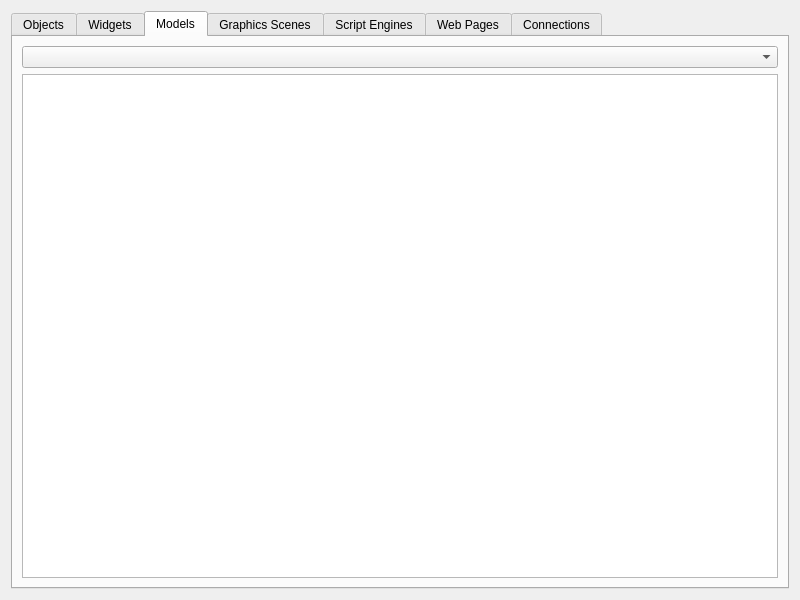
Before: the Qt Designer form mainwindow.ui in KDAB/GammaRay, drawn with Qt 5.
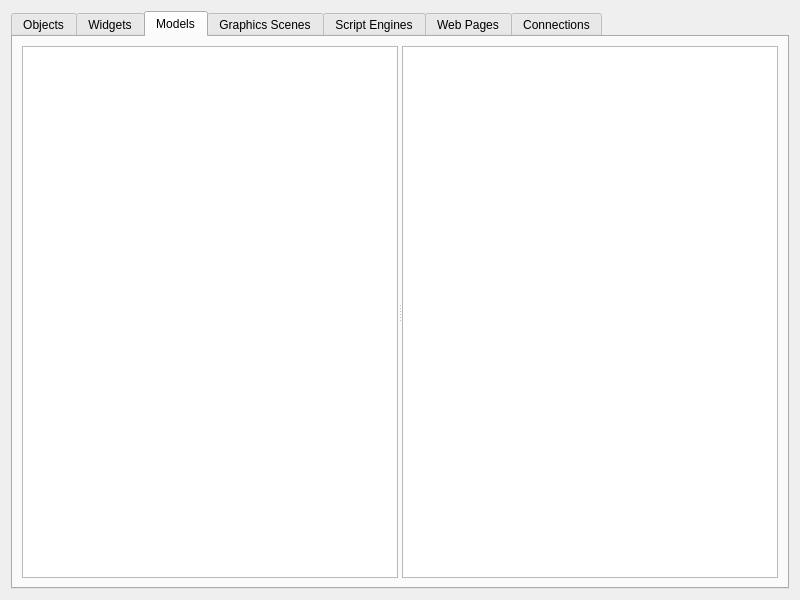
After: the same form once the commit is applied. The open tabs and pages were chosen to show the change. Custom widgets are drawn as their Qt base class.

Commit message: I have too many models for a combo box.

Patch:
```diff
--- a/mainwindow.ui
+++ b/mainwindow.ui
@@ -91,10 +91,23 @@
       </attribute>
       <layout class="QVBoxLayout" name="verticalLayout_3">
        <item>
-        <widget class="QComboBox" name="modelComboBox"/>
-       </item>
-       <item>
-        <widget class="QTreeView" name="modelContentView"/>
+        <widget class="QSplitter" name="splitter_5">
+         <property name="orientation">
+          <enum>Qt::Horizontal</enum>
+         </property>
+         <widget class="QTreeView" name="modelView">
+          <property name="rootIsDecorated">
+           <bool>false</bool>
+          </property>
+          <property name="uniformRowHeights">
+           <bool>true</bool>
+          </property>
+          <property name="allColumnsShowFocus">
+           <bool>true</bool>
+          </property>
+         </widget>
+         <widget class="QTreeView" name="modelContentView"/>
+        </widget>
        </item>
       </layout>
      </widget>
```
The commit also changes 2 other files.
